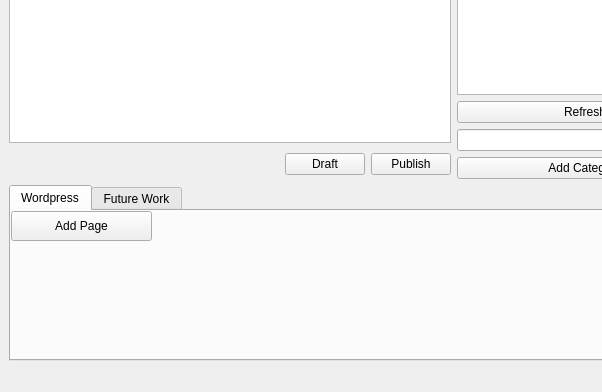
Old version of the form ui/Lekhonee.ui in the repository siddhesh/lekhonee; both pictures show x 0 to 602 and y 185 to 577 of the 722 by 577 pixel window.
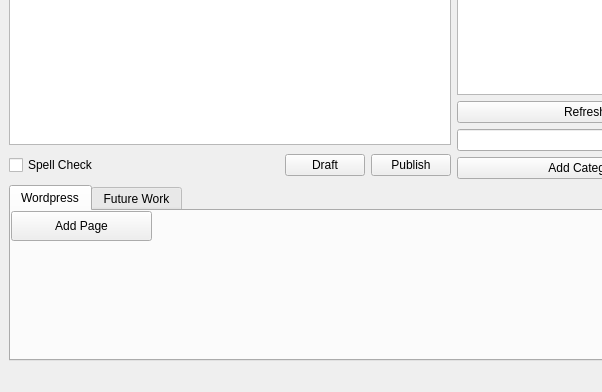
New version of the form. Icons and pictures are not drawn. Custom widgets are drawn as their Qt base class.

Commit message: UI and Wordpress class changed to support editing

What changed in the file:
```diff
--- a/ui/Lekhonee.ui
+++ b/ui/Lekhonee.ui
@@ -163,7 +163,14 @@
        <widget class="KTextEdit" name="blogTxt"/>
       </item>
       <item>
-       <layout class="QHBoxLayout">
+       <layout class="QHBoxLayout" name="horizontalLayout">
+        <item>
+         <widget class="QCheckBox" name="spellCheckBox">
+          <property name="text">
+           <string>Spell Check</string>
+          </property>
+         </widget>
+        </item>
         <item>
          <spacer>
           <property name="orientation">
@@ -171,8 +178,8 @@
           </property>
           <property name="sizeHint" stdset="0">
            <size>
-            <width>181</width>
-            <height>30</height>
+            <width>38</width>
+            <height>28</height>
            </size>
           </property>
          </spacer>
```
Left out of the diff: 6 changed lines with no effect on the pictures. The commit also changes 2 other files.
